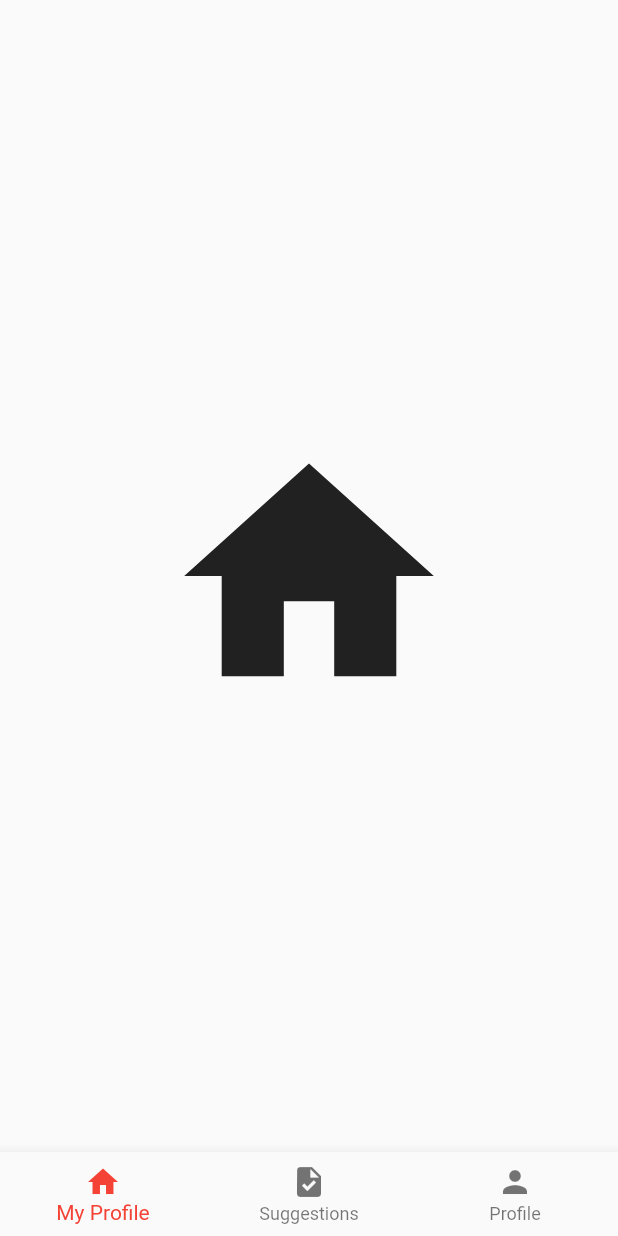
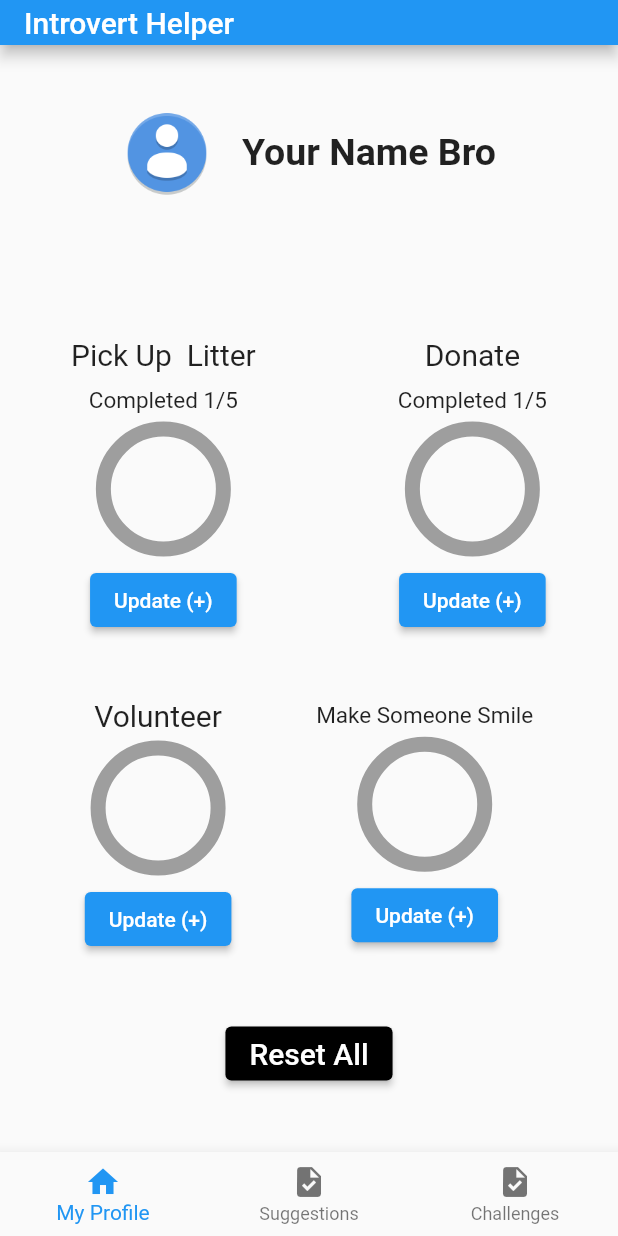
Before and after one commit to eriksoriano/forgood, a Flutter app: the screen it shows after launch, on a phone screen of 412 x 824 dp. Run offline on Flutter 3.47's test engine with Material 2 defaults, Android fonts, the phone set to English and light mode, and no system bars.

Commit message:
more adds

```diff
--- a/analysis_options.yaml
+++ b/analysis_options.yaml
@@ -7,7 +7,7 @@
 
 # The following line activates a set of recommended lints for Flutter apps,
 # packages, and plugins designed to encourage good coding practices.
-include: package:flutter_lints/flutter.yaml
+# include: package:flutter_lints/flutter.yaml
 
 linter:
   # The lint rules applied to this project can be customized in the
--- /dev/null
+++ b/lib/challengetab.dart
@@ -0,0 +1,39 @@
+import 'package:flutter/material.dart';
+
+void main() {
+  runApp(const MyApp());
+}
+
+class MyApp extends StatelessWidget {
+  const MyApp({Key? key}) : super(key: key);
+
+  // This widget is the root of your application.
+  @override
+  Widget build(BuildContext context) {
+    return MaterialApp(
+      // title: 'Challenge Tab',
+      theme: ThemeData(
+        primarySwatch: Colors.blue,
+      ),
+      home: const MyHomePage(
+        title: 'My 4 Challenges',
+      ),
+    );
+  }
+}
+
+class MyHomePage extends StatefulWidget {
+  const MyHomePage({Key? key, required this.title}) : super(key: key);
+
+  final String title;
+
+  @override
+  State<MyHomePage> createState() => _MyHomePageState();
+}
+
+class _MyHomePageState extends State<MyHomePage> {
+  @override
+  Widget build(BuildContext context) {
+    return Scaffold();
+  }
+}
--- a/lib/main.dart
+++ b/lib/main.dart
@@ -13,7 +13,7 @@ class MyApp extends StatelessWidget {
     return MaterialApp(
       title: 'Flutter Demo',
       theme: ThemeData(
-        primarySwatch: Colors.red,
+        primarySwatch: Colors.blue,
       ),
       home: const MyHomePage(
         title: 'Introvert Helper',
@@ -33,7 +33,7 @@ class MyHomePage extends StatefulWidget {
 
 class _MyHomePageState extends State<MyHomePage> {
   int _selectedTabIndex = 0;
-  double _smile = 0.0;
+  double _pickup = 0.0;
   double _metSomeone = 0.0;
   double _wentOutside = 0.0;
   double _goodDay = 0.0;
@@ -46,7 +46,7 @@ class _MyHomePageState extends State<MyHomePage> {
 
 // start of widget for entire SCREEN for profile tab
   Widget _profileScreen() {
-    final size = 100.0;
+    final size = 80.0;
 
     return Container(
       child: Column(
@@ -87,6 +87,9 @@ class _MyHomePageState extends State<MyHomePage> {
                     'Pick Up  Litter',
                     style: TextStyle(fontSize: 20),
                   ),
+                  SizedBox(
+                    height: 10,
+                  ),
                   Text(
                     "Completed 1/5",
                     style: TextStyle(fontSize: 15),
@@ -103,16 +106,19 @@ class _MyHomePageState extends State<MyHomePage> {
                       strokeWidth: 10,
                       color: Colors.red,
                       backgroundColor: Colors.grey,
-                      value: _smile,
+                      value: _pickup,
                     ),
                   ),
-                  RaisedButton(
+                  SizedBox(
+                    height: 10,
+                  ),
+                  ElevatedButton(
                     onPressed: () {
                       setState(() {
-                        _smile = _smile + 0.2;
+                        _pickup = _pickup + 0.2;
                       });
                     },
-                    child: Text('test1'),
+                    child: Text('Update (+)'),
                   ),
                 ],
               ),
@@ -122,9 +128,15 @@ class _MyHomePageState extends State<MyHomePage> {
                     'Donate',
                     style: TextStyle(fontSize: 20),
                   ),
+                  SizedBox(
+                    height: 10,
+                  ),
                   Text(
                     "Completed 1/5",
                     style: TextStyle(fontSize: 15),
+                  ),
+                  SizedBox(
+                    height: 10,
                   ),
                   Container(
                     width: size,
@@ -138,13 +150,16 @@ class _MyHomePageState extends State<MyHomePage> {
                       value: _metSomeone,
                     ),
                   ),
-                  RaisedButton(
+                  SizedBox(
+                    height: 10,
+                  ),
+                  ElevatedButton(
                     onPressed: () {
                       setState(() {
                         _metSomeone = _metSomeone + 0.2;
                       });
                     },
-                    child: Text('test2'),
+                    child: Text('Update (+)'),
                   ),
                 ],
               )
@@ -165,7 +180,7 @@ class _MyHomePageState extends State<MyHomePage> {
                     style: TextStyle(fontSize: 20),
                   ),
                   SizedBox(
-                    height: 20,
+                    height: 10,
                   ),
                   Container(
                     width: size,
@@ -179,13 +194,16 @@ class _MyHomePageState extends State<MyHomePage> {
                       value: _wentOutside,
                     ),
                   ),
-                  RaisedButton(
+                  SizedBox(
+                    height: 10,
+                  ),
+                  ElevatedButton(
                     onPressed: () {
                       setState(() {
                         _wentOutside = _wentOutside + 0.2;
                       });
                     },
-                    child: Text('test3'),
+                    child: Text('Update (+)'),
                   ),
                 ],
               ),
@@ -193,10 +211,10 @@ class _MyHomePageState extends State<MyHomePage> {
                 children: [
                   Text(
                     'Make Someone Smile',
-                    style: TextStyle(fontSize: 10),
+                    style: TextStyle(fontSize: 15),
                   ),
                   SizedBox(
-                    height: 20,
+                    height: 10,
                   ),
                   Container(
                     width: size,
@@ -210,32 +228,35 @@ class _MyHomePageState extends State<MyHomePage> {
                       value: _goodDay,
                     ),
                   ),
-                  RaisedButton(
+                  SizedBox(
+                    height: 10,
+                  ),
+                  ElevatedButton(
                     onPressed: () {
                       setState(() {
                         _goodDay = _goodDay + 0.2;
                       });
                     },
-                    child: Text('test4'),
+                    child: Text('Update (+)'),
                   ),
                 ],
               ),
             ],
           ),
-          SizedBox(
-            height: 10,
-          ),
-
-          RaisedButton(
+          ElevatedButton(
             onPressed: () {
               setState(() {
-                _smile = 0.0;
+                _pickup = 0.0;
                 _metSomeone = 0.0;
                 _wentOutside = 0.0;
                 _goodDay = 0.0;
               });
             },
-            child: Text('RESET ALL'),
+            style: ElevatedButton.styleFrom(primary: Colors.black),
+            child: Text(
+              'Reset All',
+              style: TextStyle(fontSize: 20),
+            ),
           ),
         ],
       ),
@@ -250,11 +271,11 @@ class _MyHomePageState extends State<MyHomePage> {
   Widget _selectTab() {
     switch (_selectedTabIndex) {
       case 0:
-        return const Center(child: Icon(Icons.home, size: 200));
+        return _profileScreen();
       case 1:
         return const Center(child: Icon(Icons.task, size: 200));
       case 2:
-        return _profileScreen();
+        return const Center(child: Icon(Icons.task, size: 200));
       default:
         return const Center(child: Icon(Icons.home, size: 200));
     }
@@ -270,9 +291,12 @@ class _MyHomePageState extends State<MyHomePage> {
   Widget build(BuildContext context) {
     // final size = 80.0;
     return Scaffold(
-      // appBar: AppBar(
-      //   title: Text(widget.title),
-      // ),
+      appBar: PreferredSize(
+        preferredSize: Size.fromHeight(30.0),
+        child: AppBar(
+          title: Text(widget.title),
+        ),
+      ),
       body: Center(
         child: _selectTab(),
       ),
@@ -523,8 +547,8 @@ class _MyHomePageState extends State<MyHomePage> {
             label: 'Suggestions',
           ),
           BottomNavigationBarItem(
-            icon: Icon(Icons.person),
-            label: 'Profile',
+            icon: Icon(Icons.task),
+            label: 'Challenges',
           ),
         ],
       ),
```
Also changed, not shown: lib/sendchallenge.dart (deleted, +0 -575 lines).
